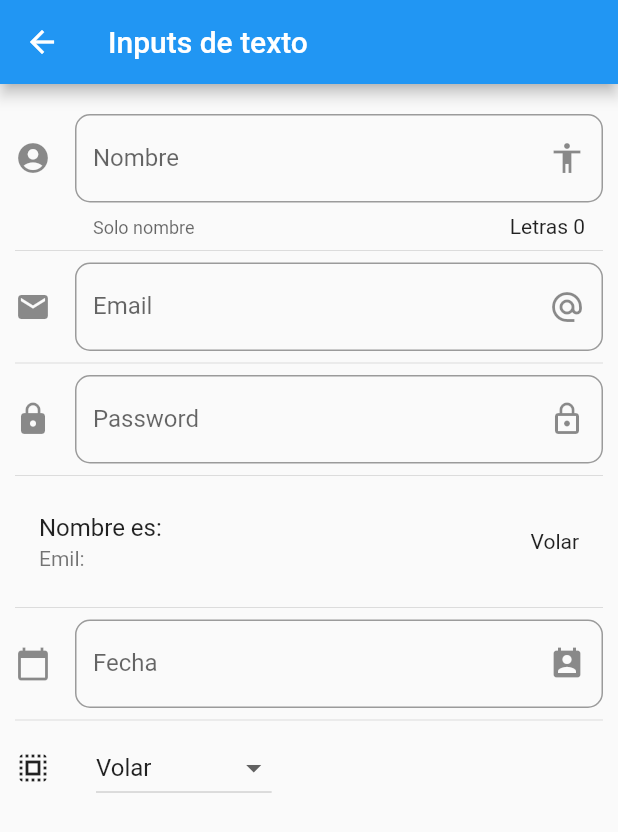
After one commit to kevinMonteza/components-flutter, a Flutter app: the InputPage screen opened by its route, on a phone screen of 412 x 824 dp. The commit adds this screen. Shown: the top 832 px of the screen. Run offline on Flutter 3.47's test engine with Material 2 defaults, Android fonts, the phone set to English and light mode, and no system bars.

```diff
--- a/data/menu_opts.json
+++ b/data/menu_opts.json
@@ -20,6 +20,16 @@
             "ruta" : "animated",
             "icon" : "folder_open",
             "texto": "Animated - container"
+        },
+        {
+            "ruta" : "inputs",
+            "icon" : "input",
+            "texto": "Inputs"
+        },
+        {
+            "ruta" : "sliders",
+            "icon" : "tune",
+            "texto": "Sliders"
         }
     ]
 }
--- /dev/null
+++ b/lib/src/pages/input_page.dart
@@ -0,0 +1,157 @@
+import 'package:flutter/material.dart';
+
+class InputPage extends StatefulWidget {
+  InputPage({Key key}) : super(key: key);
+
+  @override
+  _InputPageState createState() => _InputPageState();
+}
+
+class _InputPageState extends State<InputPage> {
+  String _nombre = '';
+  String _email = '';
+  String _password = '';
+  String _fecha = '';
+
+  List _proderes = ['Volar', 'Rayos X', 'Super aliento', 'Super fuerza'];
+  String optionSelected = 'Volar';
+  TextEditingController _textField = new TextEditingController();
+  @override
+  Widget build(BuildContext context) {
+    return Scaffold(
+      appBar: AppBar(title: Text('Inputs de texto')),
+      body: ListView(
+        padding: EdgeInsets.symmetric(horizontal: 10.0, vertical: 20.0),
+        children: <Widget>[
+          _crearInput(),
+          Divider(),
+          _crearEmail(),
+          Divider(),
+          _crearPassword(),
+          Divider(),
+          _crearPersona(),
+          Divider(),
+          _crearDate(context),
+          Divider(),
+          _crearDropdown(),
+        ],
+      ),
+    );
+  }
+
+  _crearInput() => TextField(
+        textCapitalization: TextCapitalization.sentences,
+        decoration: InputDecoration(
+            border:
+                OutlineInputBorder(borderRadius: BorderRadius.circular(10.0)),
+            counter: Text('Letras ${_nombre.length}'),
+            hintText: 'Nombre del usuario',
+            labelText: 'Nombre',
+            helperText: 'Solo nombre',
+            suffixIcon: Icon(Icons.accessibility),
+            icon: Icon(Icons.account_circle)),
+        onChanged: (value) {
+          setState(() {
+            _nombre = value;
+          });
+        },
+  );
+
+  _crearEmail() => TextField(
+      keyboardType: TextInputType.emailAddress,
+      decoration: InputDecoration(
+          border: OutlineInputBorder(
+            borderRadius: BorderRadius.circular(10.0),
+          ),
+          hintText: 'Email',
+          labelText: 'Email',
+          suffixIcon: Icon(Icons.alternate_email),
+          icon: Icon(Icons.email)),
+      onChanged: (value) => setState(() {
+            _email = value;
+   }));
+
+  Widget _crearPersona() => ListTile(
+        title: Text('Nombre es: $_nombre'),
+        subtitle: Text('Emil: $_email'),
+        trailing: Text(optionSelected),
+  );
+
+  _crearPassword() => TextField(
+      obscureText: true,
+      decoration: InputDecoration(
+          border: OutlineInputBorder(
+            borderRadius: BorderRadius.circular(10.0),
+          ),
+          hintText: 'Password',
+          labelText: 'Password',
+          suffixIcon: Icon(Icons.lock_outline),
+          icon: Icon(Icons.lock)),
+      onChanged: (value) => setState(() {
+            _password = value;
+   }));
+
+  _crearDate(BuildContext context) => TextField(
+      enableInteractiveSelection: false,
+      controller: _textField,
+      decoration: InputDecoration(
+          border: OutlineInputBorder(
+            borderRadius: BorderRadius.circular(10.0),
+          ),
+          hintText: 'Fecha',
+          labelText: 'Fecha',
+          suffixIcon: Icon(Icons.perm_contact_calendar),
+          icon: Icon(Icons.calendar_today)),
+      onTap: () {
+        FocusScope.of(context).requestFocus(new FocusNode());
+        _selectDate(context);
+  });
+
+  _selectDate(BuildContext context) async {
+    DateTime picked = await showDatePicker(
+        context: context,
+        initialDate: new DateTime.now(),
+        firstDate: new DateTime(2018),
+        lastDate: new DateTime(2030),
+        locale: Locale('es', 'ES'));
+
+    if (picked != null) {
+      setState(() {
+        _fecha = picked.toString();
+        _textField.text = _fecha;
+      });
+    }
+  }
+
+List<DropdownMenuItem<String>> getOptionsDropdown() {
+  List<DropdownMenuItem<String>> lista = List();
+
+  _proderes.forEach((element) {
+    lista.add(
+      DropdownMenuItem(
+        child: Text(element),
+        value: element,
+      )
+    );
+  });
+  return lista;
+}
+
+  Widget _crearDropdown() {
+    return Row(
+      children: <Widget>[
+        Icon(Icons.select_all),
+        SizedBox(width: 30.0,),
+        DropdownButton(
+          value: optionSelected,
+          items: getOptionsDropdown(),
+          onChanged: (opt) {
+          setState(() {
+            optionSelected = opt;
+          });
+          },
+        )
+      ],
+    );
+ }
+}
--- a/lib/src/routes/routes.dart
+++ b/lib/src/routes/routes.dart
@@ -2,6 +2,8 @@ import 'package:componetsflutter/src/pages/alert_page.dart';
 import 'package:componetsflutter/src/pages/animated_container.dart';
 import 'package:componetsflutter/src/pages/avatart_page.dart';
 import 'package:componetsflutter/src/pages/home_page.dart';
+import 'package:componetsflutter/src/pages/input_page.dart';
+import 'package:componetsflutter/src/pages/slider_page.dart';
 import 'package:flutter/material.dart';
 
 
@@ -10,4 +12,6 @@ Map<String, WidgetBuilder> getAppRoutes() => <String, WidgetBuilder>{
           'alert': (BuildContext context) => AlertPage(),
           'avatar': (BuildContext context) => AvatarPage(),
           'animated': (BuildContext context) => AnimatedContainerPage(),
+          'inputs': (BuildContext context) => InputPage(),
+          'sliders': (BuildContext context) => SliderPage(),
 };
--- a/pubspec.yaml
+++ b/pubspec.yaml
@@ -19,6 +19,8 @@ environment:
 dependencies:
   flutter:
     sdk: flutter
+  flutter_localizations:
+    sdk: flutter
 
   # The following adds the Cupertino Icons font to your application.
   # Use with the CupertinoIcons class for iOS style icons.
@@ -27,7 +29,6 @@ dependencies:
 dev_dependencies:
   flutter_test:
     sdk: flutter
-
 
 # For information on the generic Dart part of this file, see the
 # following page: https://dart.dev/tools/pub/pubspec
```
Also changed, not shown: lib/main.dart (+11 -0 lines), lib/src/pages/slider_page.dart (added, +50 -0 lines), lib/src/utils/icono_string.dart (+5 -3 lines), pubspec.lock.
